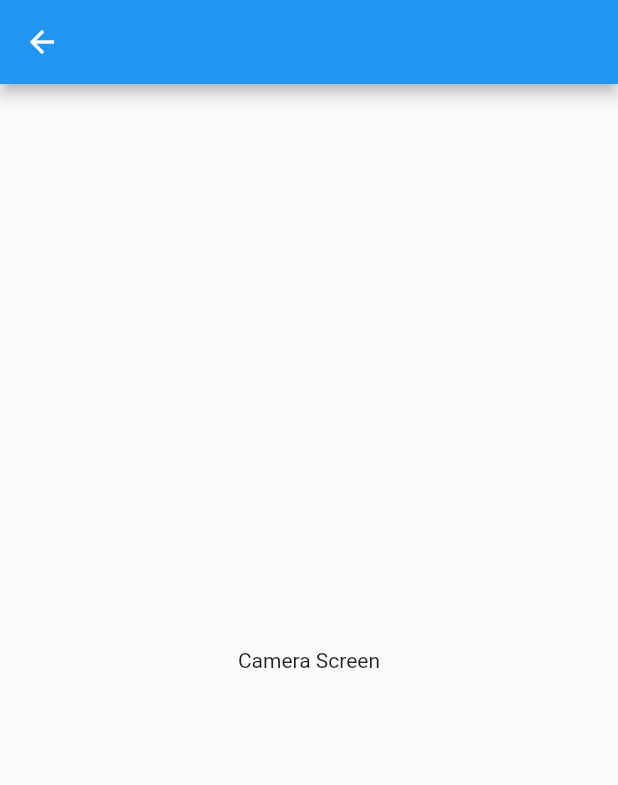
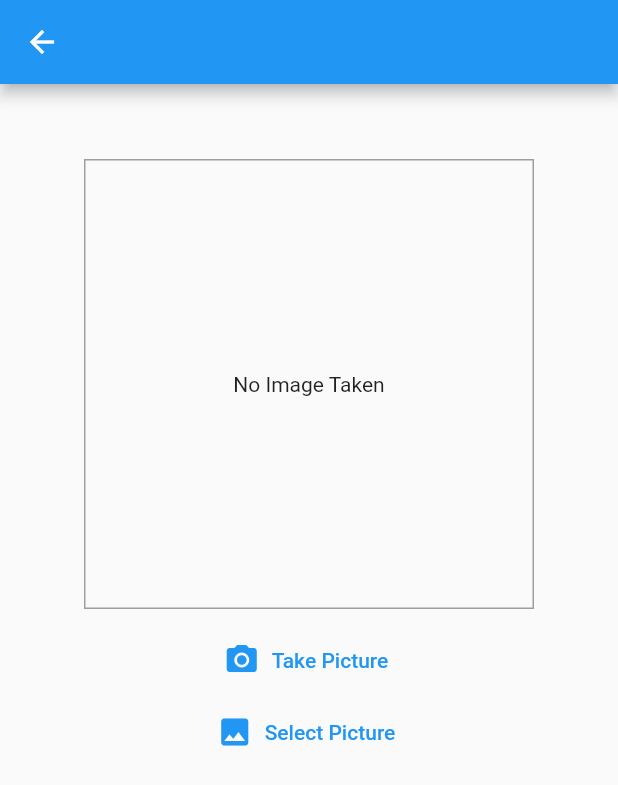
Before and after one commit to a-ng9/test_flutter, a Flutter app: the CameraScreen screen opened directly, on a phone screen of 412 x 824 dp. Shown: the top 785 px of the screen. Run offline on Flutter 3.47's test engine with Material 2 defaults, Android fonts, the phone set to English and light mode, and no system bars; our stand-ins replace image_picker.

Commit message:
Camera set up

```diff
--- a/lib/camera.dart
+++ b/lib/camera.dart
@@ -1,20 +1,17 @@
 import 'package:flutter/material.dart';
+import 'package:test_flutter/widgets/image_input.dart';
 
-import 'package:camera/camera.dart';
-
-List<CameraDescription> cameras;
-
-Future<Null> main() async {
-  cameras = await availableCameras();
-  runApp(CameraScreen());
+class CameraScreen extends StatefulWidget {
+  @override
+  _CameraScreenState createState() => _CameraScreenState();
 }
 
-class CameraScreen extends StatelessWidget {
+class _CameraScreenState extends State<CameraScreen> {
   @override
   Widget build(BuildContext context) {
     return Scaffold(
       appBar: AppBar(),
-      body: Center(child: Text("Camera Screen")),
+      body: ImageInput(),
     );
   }
 }
--- a/lib/main.dart
+++ b/lib/main.dart
@@ -1,7 +1,4 @@
 import 'package:flutter/material.dart';
-import 'package:path/path.dart';
-import 'package:path_provider/path_provider.dart';
-import 'package:camera/camera.dart';
 import 'package:test_flutter/camera.dart';
 
 void main() => runApp(MyApp());
--- /dev/null
+++ b/lib/widgets/image_input.dart
@@ -0,0 +1,84 @@
+import "package:flutter/material.dart";
+import 'dart:io';
+import 'package:image_picker/image_picker.dart';
+
+class ImageInput extends StatefulWidget {
+  @override
+  _ImageInputState createState() => _ImageInputState();
+}
+
+class _ImageInputState extends State<ImageInput> {
+  File _storedImage;
+
+  Future<void> _takePicture() async {
+    final imageFile = await ImagePicker.pickImage(
+      source: ImageSource.camera,
+      maxWidth: 600,
+    );
+    setState(() {
+      _storedImage = imageFile;
+    });
+  }
+
+  Future<void> _galleryPicture() async {
+    final imageFile = await ImagePicker.pickImage(
+      source: ImageSource.gallery,
+      maxWidth: 600,
+    );
+    setState(() {
+      _storedImage = imageFile;
+    });
+  }
+
+  @override
+  Widget build(BuildContext context) {
+    return Align(
+      alignment: Alignment.topCenter,
+      child: Column(
+        children: <Widget>[
+          SizedBox(
+            height: 50,
+          ),
+          Container(
+            width: 300,
+            height: 300,
+            decoration: BoxDecoration(
+              border: Border.all(width: 1, color: Colors.grey),
+              // color: Colors.blue,
+            ),
+            child: _storedImage != null
+                ? Image.file(
+                    _storedImage,
+                    fit: BoxFit.cover,
+                    width: double.infinity,
+                  )
+                : Text(
+                    "No Image Taken",
+                    textAlign: TextAlign.center,
+                  ),
+            alignment: Alignment.center,
+          ),
+          SizedBox(
+            height: 10,
+          ),
+          Container(
+              // color: Colors.red,
+              child: FlatButton.icon(
+            icon: Icon(Icons.camera_alt),
+            label: Text("Take Picture"),
+            textColor: Colors.blue,
+            onPressed: _takePicture,
+          )),
+          Container(
+              // color: Colors.yellow,
+              child: FlatButton.icon(
+            icon: Icon(Icons.image),
+            label: Text("Select Picture"),
+            textColor: Colors.blue,
+            onPressed: _galleryPicture,
+          )),
+        ],
+      ),
+    );
+  }
+}
--- a/pubspec.yaml
+++ b/pubspec.yaml
@@ -23,9 +23,7 @@ dependencies:
   # The following adds the Cupertino Icons font to your application.
   # Use with the CupertinoIcons class for iOS style icons.
   cupertino_icons: ^0.1.2
-  camera: 0.5.6+2
-  path_provider: 1.4.0
-  path: 1.6.4
+  image_picker: 0.6.1+10
 
 
 
```
Also changed, not shown: pubspec.lock, 5 other files.
